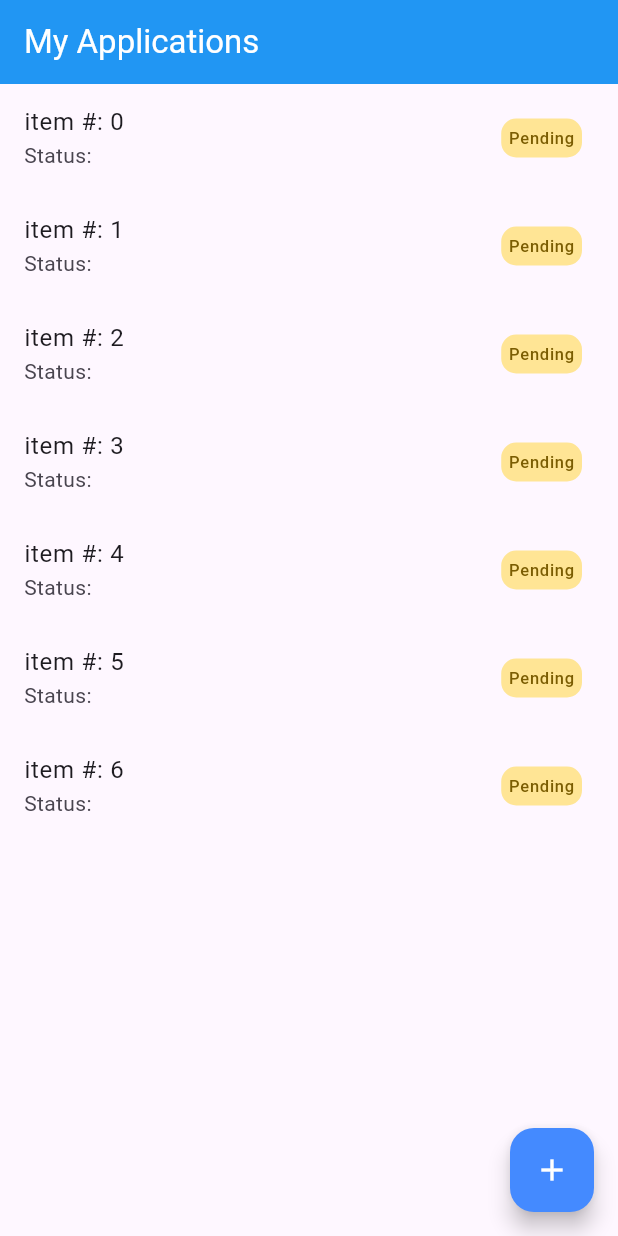
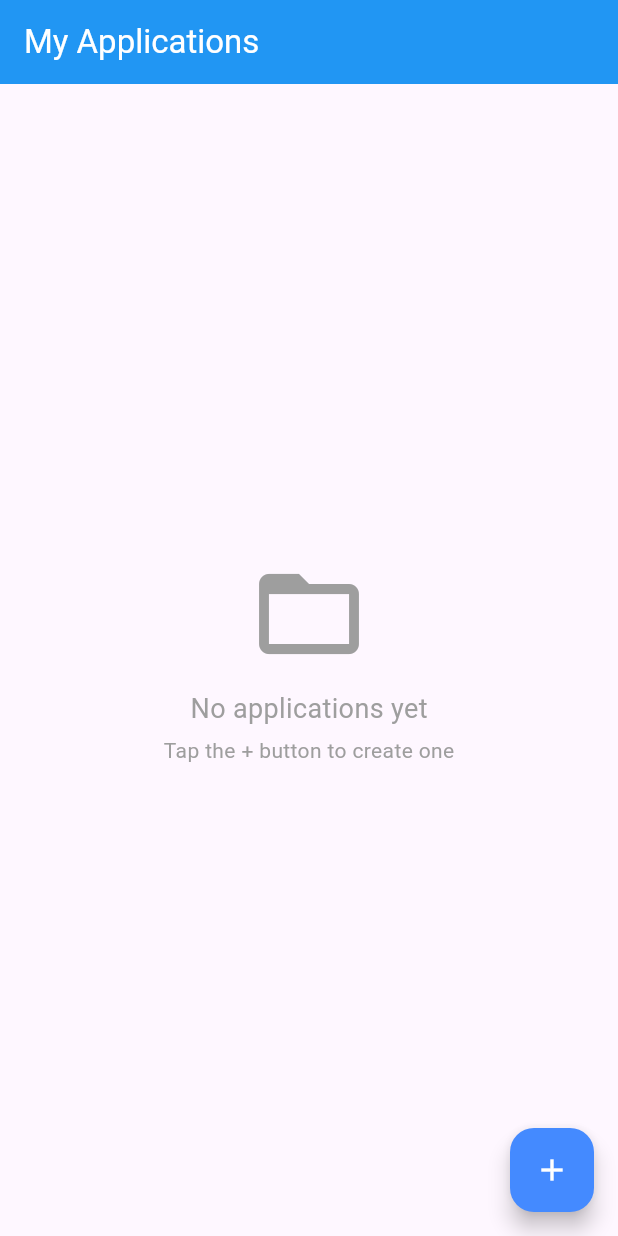
Before and after one commit to shadrackbila/Group_U, a Flutter app: the screen it shows after launch, on a phone screen of 412 x 824 dp. Run offline on Flutter 3.47's test engine with Material 3 defaults, Android fonts, the phone set to English and light mode, and no system bars.

Commit message:
feature -create a responsive list of applications

```diff
--- a/lib/models/student_assistant_model.dart
+++ b/lib/models/student_assistant_model.dart
@@ -2,7 +2,7 @@ class StudentAssistantModel {
   final String name;
   final String surname;
   final String secondModule;
-  final String secondModuleAcademicLevel;
+  final String status;
   final String academicLevel;
   final String module;
   final bool meetRequirements;
@@ -14,7 +14,7 @@ class StudentAssistantModel {
     required this.name,
     required this.surname,
     required this.secondModule,
-    required this.secondModuleAcademicLevel,
+    required this.status,
   });
 
   StudentAssistantModel copyWith({
@@ -24,7 +24,7 @@ class StudentAssistantModel {
     String? name,
     String? surname,
     String? secondModule,
-    String? secondModuleAcademicLevel,
+    String? status,
   }) {
     return StudentAssistantModel(
       academicLevel: academicLevel ?? this.academicLevel,
@@ -33,8 +33,7 @@ class StudentAssistantModel {
       name: name ?? this.name,
       surname: surname ?? this.surname,
       secondModule: secondModule ?? this.secondModule,
-      secondModuleAcademicLevel:
-          secondModuleAcademicLevel ?? this.secondModuleAcademicLevel,
+      status: status ?? this.status,
     );
   }
 }
--- a/lib/routesManager/routes_manager.dart
+++ b/lib/routesManager/routes_manager.dart
@@ -1,5 +1,6 @@
 import 'package:flutter/material.dart';
 import 'package:flutter/widgets.dart';
+import 'package:group_u/viewModels/student_assistants_view_model.dart';
 import 'package:group_u/views/admin_delete.dart';
 import 'package:group_u/views/admin_read.dart';
 import 'package:group_u/views/admin_update.dart';
@@ -45,10 +46,18 @@ class RouteManager {
         return MaterialPageRoute(builder: (_) => AuthenticationScreen());
 
       case studentAssistantFormCreate:
-        return MaterialPageRoute(builder: (_) => StudentAssistantFormCreate());
+        return MaterialPageRoute(
+          builder: (_) => StudentAssistantFormCreate(
+            vm: settings.arguments as StudentAssistantsViewModel,
+          ),
+        );
 
       case studentAssistantFormUpdate:
-        return MaterialPageRoute(builder: (_) => StudentAssistantFormUpdate());
+        return MaterialPageRoute(
+          builder: (_) => StudentAssistantFormUpdate(
+            // vm: settings.arguments as StudentAssistantsViewModel,
+          ),
+        );
 
       default:
         throw Exception();
--- a/lib/viewModels/student_assistants_view_model.dart
+++ b/lib/viewModels/student_assistants_view_model.dart
@@ -2,6 +2,8 @@ import 'package:flutter/cupertino.dart';
 import 'package:group_u/models/student_assistant_model.dart';
 
 class StudentAssistantsViewModel extends ChangeNotifier {
+  final List<StudentAssistantModel> _applications = [];
+
   final StudentAssistantModel _studentAssistantModel = StudentAssistantModel(
     academicLevel: "",
     module: "",
@@ -9,14 +11,14 @@ class StudentAssistantsViewModel extends ChangeNotifier {
     name: "",
     surname: "",
     secondModule: "",
-    secondModuleAcademicLevel: "",
+    status: "",
   );
 
+  List<StudentAssistantModel> get applications => _applications.toList();
   String get name => _studentAssistantModel.name;
   String get surname => _studentAssistantModel.surname;
   String get secondModule => _studentAssistantModel.secondModule;
-  String get secondModuleAcademicLevel =>
-      _studentAssistantModel.secondModuleAcademicLevel;
+  String get secondModuleAcademicLevel => _studentAssistantModel.status;
   String get academicLevel => _studentAssistantModel.academicLevel;
   String get module => _studentAssistantModel.module;
   bool get meetRequirements => _studentAssistantModel.meetRequirements;
@@ -29,13 +31,16 @@ class StudentAssistantsViewModel extends ChangeNotifier {
     required String secondModule,
   }) {
     try {
-      _studentAssistantModel.copyWith(
+      final newApplication = _studentAssistantModel.copyWith(
         name: name,
         surname: surname,
         module: module,
         academicLevel: academicLevel,
         secondModule: secondModule,
+        status: "pending",
       );
+
+      _applications.add(newApplication);
       notifyListeners();
       return true;
     } catch (e) {
--- a/lib/views/home_screen.dart
+++ b/lib/views/home_screen.dart
@@ -1,6 +1,9 @@
 import 'package:flutter/material.dart';
 import 'package:group_u/Components/pop_up.dart';
+import 'package:group_u/models/student_assistant_model.dart';
 import 'package:group_u/routesManager/routes_manager.dart';
+import 'package:group_u/viewModels/student_assistants_view_model.dart';
+import 'package:provider/provider.dart';
 
 class HomeScreen extends StatelessWidget {
   const HomeScreen({super.key});
@@ -14,21 +17,49 @@ class HomeScreen extends StatelessWidget {
         centerTitle: false,
         backgroundColor: Colors.blue,
       ),
-      body: Column(
+      body: Consumer<StudentAssistantsViewModel>(
+        builder: (context, value, child) {
+          final List<StudentAssistantModel> applications = value.applications;
+          if (applications.isEmpty) {
+            return Center(
+              child: Column(
+                mainAxisAlignment: MainAxisAlignment.center,
+                children: [
+                  Icon(Icons.folder_open, size: 80, color: Colors.grey),
+                  SizedBox(height: 10),
+                  Text(
+                    "No applications yet",
+                    style: TextStyle(fontSize: 18, color: Colors.grey),
+                  ),
+                  SizedBox(height: 5),
+                  Text(
+                    "Tap the + button to create one",
+                    style: TextStyle(fontSize: 14, color: Colors.grey),
+                  ),
+                ],
+              ),
+            );
+          }
+
+          return Column(
             children: [
               Expanded(
                 child: ListView.builder(
-              itemCount: 7,
+                  itemCount: applications.length,
                   itemBuilder: (context, index) {
                     return ListTile(
                       onTap: () {
                         showDialog(
                           context: context,
-                      builder: (context) => Dialog(child: PopUp()),
+                          builder: (context) => Dialog(
+                            child: PopUp(application: applications[index]),
+                          ),
                         );
                       },
-                  title: Text("item #: $index"),
-                  subtitle: Text("Status: "),
+                      title: Text(applications[index].module),
+                      subtitle: Text(
+                        "Second Module: ${applications[index].secondModule} ",
+                      ),
                       trailing: Container(
                         decoration: BoxDecoration(
                           color: const Color.fromARGB(141, 255, 214, 64),
@@ -36,7 +67,7 @@ class HomeScreen extends StatelessWidget {
                         ),
                         padding: EdgeInsets.all(5),
                         child: Text(
-                      "Pending",
+                          applications[index].status,
                           style: TextStyle(
                             color: const Color.fromARGB(255, 123, 93, 2),
                           ),
@@ -47,11 +78,18 @@ class HomeScreen extends StatelessWidget {
                 ),
               ),
             ],
+          );
+        },
       ),
 
       floatingActionButton: FloatingActionButton(
         onPressed: () {
-          Navigator.pushNamed(context, RouteManager.studentAssistantFormCreate);
+          var vm = context.read<StudentAssistantsViewModel>();
+          Navigator.pushNamed(
+            context,
+            RouteManager.studentAssistantFormCreate,
+            arguments: vm,
+          );
         },
         backgroundColor: Colors.blueAccent,
         child: Icon(Icons.add, color: Colors.white),
```
Also changed, not shown: lib/Components/pop_up.dart (+22 -15 lines), lib/views/student_assistant_form_create.dart (+3 -4 lines). Lines whose indentation alone changed are shown as unchanged.
